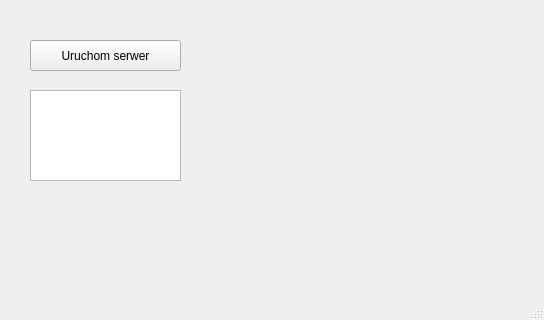
First picture: the form in ServerApplication/src/libs/ui/mainwindow.ui, repository militia11/in, before the edit.
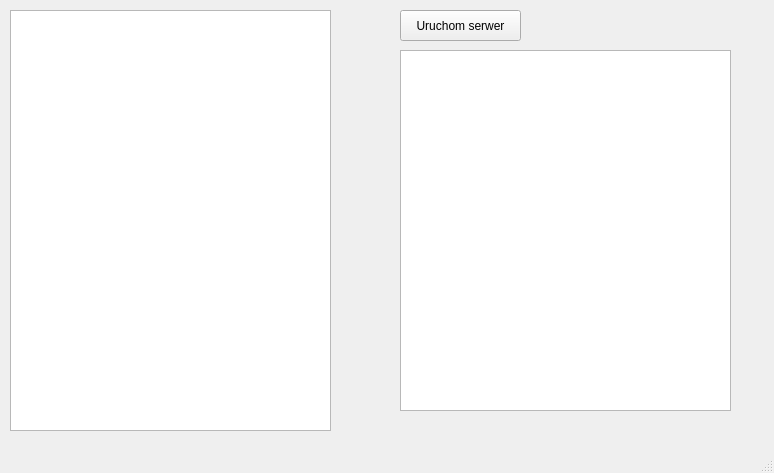
Second picture: the form after the edit.

```diff
--- a/ServerApplication/src/libs/ui/mainwindow.ui
+++ b/ServerApplication/src/libs/ui/mainwindow.ui
@@ -6,8 +6,8 @@
    <rect>
     <x>0</x>
     <y>0</y>
-    <width>544</width>
-    <height>320</height>
+    <width>774</width>
+    <height>473</height>
    </rect>
   </property>
   <property name="windowTitle">
@@ -17,9 +17,9 @@
    <widget class="QPushButton" name="mPushButtonRun">
     <property name="geometry">
      <rect>
-      <x>30</x>
-      <y>40</y>
-      <width>151</width>
+      <x>400</x>
+      <y>10</y>
+      <width>121</width>
       <height>31</height>
      </rect>
     </property>
@@ -30,10 +30,20 @@
    <widget class="QTextEdit" name="mTextEdit">
     <property name="geometry">
      <rect>
-      <x>30</x>
-      <y>90</y>
-      <width>151</width>
-      <height>91</height>
+      <x>400</x>
+      <y>50</y>
+      <width>331</width>
+      <height>361</height>
+     </rect>
+    </property>
+   </widget>
+   <widget class="QListWidget" name="mListWidget">
+    <property name="geometry">
+     <rect>
+      <x>10</x>
+      <y>10</y>
+      <width>321</width>
+      <height>421</height>
      </rect>
     </property>
    </widget>
```
Left out of the diff: 4 changed lines with no effect on the pictures.
